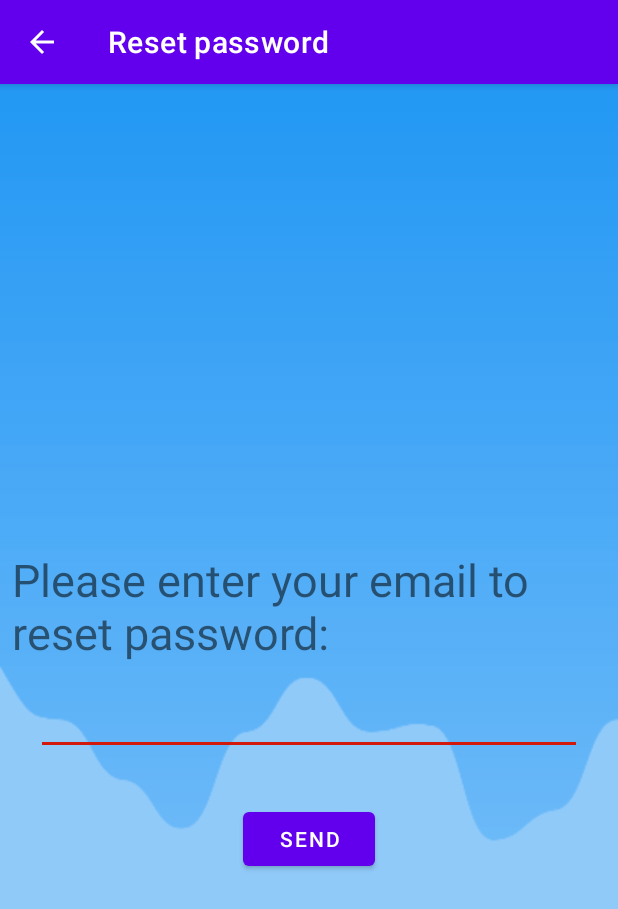
After one commit to huynhthientung/iCar, an Android app: the ForgetPasswordActivity screen opened directly, with no data from a screen before it, on a phone screen of 412 x 824 dp. The commit adds this screen. Shown: the top 909 px of the screen. Run offline under Robolectric (Android 15) with nearby library versions, the phone set to English and light mode, and no system bars; our stand-ins replace Firebase (no records; nobody signed in at launch, a user with empty details on screens opened directly).

Commit message:
finish forget password activity

```diff
--- /dev/null
+++ b/app/src/main/java/com/example/icar/ForgetPasswordActivity.java
@@ -0,0 +1,109 @@
+package com.example.icar;
+
+import androidx.annotation.NonNull;
+import androidx.appcompat.app.AlertDialog;
+import androidx.appcompat.app.AppCompatActivity;
+
+import android.content.DialogInterface;
+import android.content.Intent;
+import android.os.Bundle;
+import android.view.MenuItem;
+import android.view.View;
+import android.widget.Button;
+import android.widget.EditText;
+import android.widget.ProgressBar;
+import android.widget.Toast;
+
+import com.google.android.gms.tasks.OnCompleteListener;
+import com.google.android.gms.tasks.OnFailureListener;
+import com.google.android.gms.tasks.Task;
+import com.google.firebase.auth.FirebaseAuth;
+
+import org.jetbrains.annotations.NotNull;
+
+public class ForgetPasswordActivity extends AppCompatActivity {
+
+    private Button btnSend;
+    private EditText edtEmail;
+    private ProgressBar progressBar;
+
+    private FirebaseAuth mAuth;
+
+
+    @Override
+    protected void onCreate(Bundle savedInstanceState) {
+        super.onCreate(savedInstanceState);
+        setContentView(R.layout.activity_forget_password);
+        getSupportActionBar().setTitle("Reset password");
+        getSupportActionBar().setDisplayHomeAsUpEnabled(true);
+        mAuth = FirebaseAuth.getInstance();
+        initializeViews();
+        btnSend.setOnClickListener(new View.OnClickListener() {
+            @Override
+            public void onClick(View v) {
+                progressBar.setVisibility(View.VISIBLE);
+                String email = edtEmail.getText().toString();
+                mAuth.sendPasswordResetEmail(email)
+                        .addOnCompleteListener(new OnCompleteListener<Void>() {
+                    @Override
+                    public void onComplete(@NonNull @NotNull Task<Void> task) {
+                        if (task.isSuccessful()) {
+                            Toast.makeText(ForgetPasswordActivity.this, "Email sent!", Toast.LENGTH_SHORT).show();
+                            AlertDialog.Builder builder = new AlertDialog.Builder(ForgetPasswordActivity.this);
+                            builder.setTitle("Email sent");
+                            builder.setMessage("Check your email to reset your password");
+                            builder.setNegativeButton("OK", new DialogInterface.OnClickListener() {
+                                @Override
+                                public void onClick(DialogInterface dialog, int which) {
+                                    dialog.dismiss();
+                                    startActivity(new Intent(ForgetPasswordActivity.this, MainActivity.class));
+                                }
+                            });
+                            builder.setOnDismissListener(new DialogInterface.OnDismissListener() {
+                                @Override
+                                public void onDismiss(DialogInterface dialog) {
+                                    startActivity(new Intent(ForgetPasswordActivity.this, MainActivity.class));
+                                }
+                            });
+                            builder.show();
+                        }
+
+                    }
+                }).addOnFailureListener(new OnFailureListener() {
+                    @Override
+                    public void onFailure(@NonNull @NotNull Exception e) {
+                        progressBar.setVisibility(View.GONE);
+                        AlertDialog.Builder builder = new AlertDialog.Builder(ForgetPasswordActivity.this);
+                        builder.setTitle("Failure");
+                        builder.setMessage(e.getMessage());
+                        builder.setNegativeButton("Cancel", new DialogInterface.OnClickListener() {
+                            @Override
+                            public void onClick(DialogInterface dialog, int which) {
+                                dialog.dismiss();
+                            }
+                        });
+                        builder.show();
+                    }
+                });
+            }
+        });
+    }
+
+    private void initializeViews() {
+        btnSend = findViewById(R.id.buttonSend);
+        edtEmail = findViewById(R.id.editTextTextEmailReset);
+        progressBar = findViewById(R.id.progressBar);
+    }
+
+    @Override
+    public boolean onOptionsItemSelected(@NonNull MenuItem item) {
+        switch (item.getItemId()) {
+            case android.R.id.home:
+                onBackPressed();
+                break;
+            default:
+                break;
+        }
+        return super.onOptionsItemSelected(item);
+    }
+}
--- a/app/src/main/java/com/example/icar/MainActivity.java
+++ b/app/src/main/java/com/example/icar/MainActivity.java
@@ -44,7 +44,6 @@ public class MainActivity extends AppCompatActivity {
         getWindow().setStatusBarColor(Color.TRANSPARENT);
         setContentView(R.layout.activity_main);
         mAuth = FirebaseAuth.getInstance();
-//        startActivity(new Intent(this, UpdateProfileActivity.class));
         edtEmail = findViewById(R.id.editTextEmail);
         edtPassword = findViewById(R.id.editTextPassword);
         btnEnter = findViewById(R.id.floatingButtonEnter);
@@ -82,6 +81,7 @@ public class MainActivity extends AppCompatActivity {
                     Toast.makeText(MainActivity.this, "Successfully sign-in", Toast.LENGTH_SHORT).show();
                     // TODO: move on to dashboard
                 } else {
+                    progressBar.setVisibility(View.GONE);
                     Toast.makeText(MainActivity.this, task.getException().toString(), Toast.LENGTH_LONG).show();
                 }
             }
@@ -93,8 +93,7 @@ public class MainActivity extends AppCompatActivity {
     }
 
     public void OpenForgotPasswordPage(View view) {
-        // TODO: handle later
-
+        startActivity(new Intent(this, ForgetPasswordActivity.class));
     }
 
     @Override
--- /dev/null
+++ b/app/src/main/res/layout/activity_forget_password.xml
@@ -0,0 +1,62 @@
+<?xml version="1.0" encoding="utf-8"?>
+<androidx.constraintlayout.widget.ConstraintLayout xmlns:android="http://schemas.android.com/apk/res/android"
+    xmlns:app="http://schemas.android.com/apk/res-auto"
+    xmlns:tools="http://schemas.android.com/tools"
+    android:layout_width="match_parent"
+    android:layout_height="match_parent"
+    android:background="@drawable/background"
+    tools:context=".ForgetPasswordActivity">
+
+    <TextView
+        android:id="@+id/textView"
+        android:layout_width="wrap_content"
+        android:layout_height="wrap_content"
+        android:layout_marginStart="8dp"
+        android:layout_marginLeft="8dp"
+        android:layout_marginEnd="8dp"
+        android:layout_marginRight="8dp"
+        android:text="Please enter your email to reset password:"
+        android:textSize="30sp"
+        app:layout_constraintBottom_toBottomOf="parent"
+        app:layout_constraintEnd_toEndOf="parent"
+        app:layout_constraintHorizontal_bias="0.0"
+        app:layout_constraintStart_toStartOf="parent"
+        app:layout_constraintTop_toTopOf="parent"
+        app:layout_constraintVertical_bias="0.448" />
+
+    <EditText
+        android:id="@+id/editTextTextEmailReset"
+        android:layout_width="0dp"
+        android:layout_height="wrap_content"
+        android:layout_marginStart="24dp"
+        android:layout_marginLeft="24dp"
+        android:layout_marginTop="16dp"
+        android:layout_marginEnd="24dp"
+        android:layout_marginRight="24dp"
+        android:ems="10"
+        android:inputType="textEmailAddress"
+        app:layout_constraintEnd_toEndOf="parent"
+        app:layout_constraintStart_toStartOf="parent"
+        app:layout_constraintTop_toBottomOf="@+id/textView" />
+
+    <Button
+        android:id="@+id/buttonSend"
+        android:layout_width="wrap_content"
+        android:layout_height="wrap_content"
+        android:layout_marginTop="32dp"
+        android:text="Send"
+        app:layout_constraintEnd_toEndOf="parent"
+        app:layout_constraintStart_toStartOf="parent"
+        app:layout_constraintTop_toBottomOf="@+id/editTextTextEmailReset" />
+
+    <ProgressBar
+        android:id="@+id/progressBar"
+        android:layout_width="wrap_content"
+        android:layout_height="wrap_content"
+        android:theme="@style/Theme.ICarActionBar"
+        android:visibility="gone"
+        app:layout_constraintBottom_toBottomOf="parent"
+        app:layout_constraintEnd_toEndOf="parent"
+        app:layout_constraintStart_toStartOf="parent"
+        app:layout_constraintTop_toBottomOf="@+id/buttonSend" />
+</androidx.constraintlayout.widget.ConstraintLayout>
--- a/app/src/main/res/layout/activity_update_profile.xml
+++ b/app/src/main/res/layout/activity_update_profile.xml
@@ -152,7 +152,6 @@
         android:id="@+id/radioGroup"
         android:layout_width="wrap_content"
         android:layout_height="wrap_content"
-
         android:orientation="horizontal"
         app:layout_constraintEnd_toStartOf="@+id/guideline4"
         app:layout_constraintHorizontal_bias="0.476"
```
Also changed, not shown: app/src/main/AndroidManifest.xml (+4 -3 lines).
